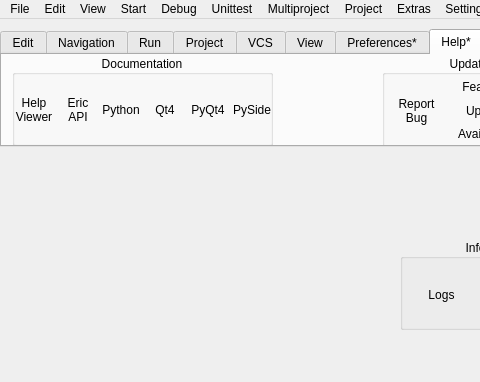
Qt form TestItems/E5MenuActions.ui (sergeyfarin/kyui) before a commit; both pictures show x 0 to 480 and y 0 to 382 of the 1076 by 382 pixel window.
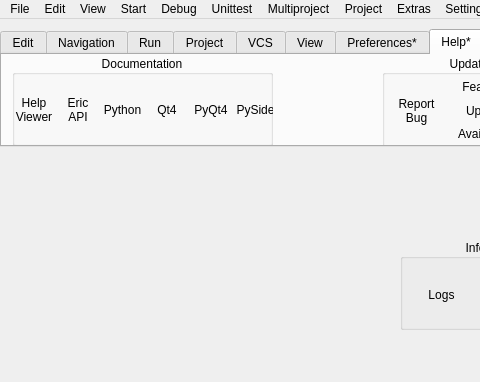
The same form after that commit. The open tabs and pages were chosen to show the change. Icons and pictures are not drawn.

Patch:
```diff
--- a/TestItems/E5MenuActions.ui
+++ b/TestItems/E5MenuActions.ui
@@ -5294,7 +5294,7 @@
         <rect>
          <x>0</x>
          <y>20</y>
-         <width>261</width>
+         <width>266</width>
          <height>70</height>
         </rect>
        </property>
```
Left out of the diff: 160 changed lines with no effect on the pictures.
